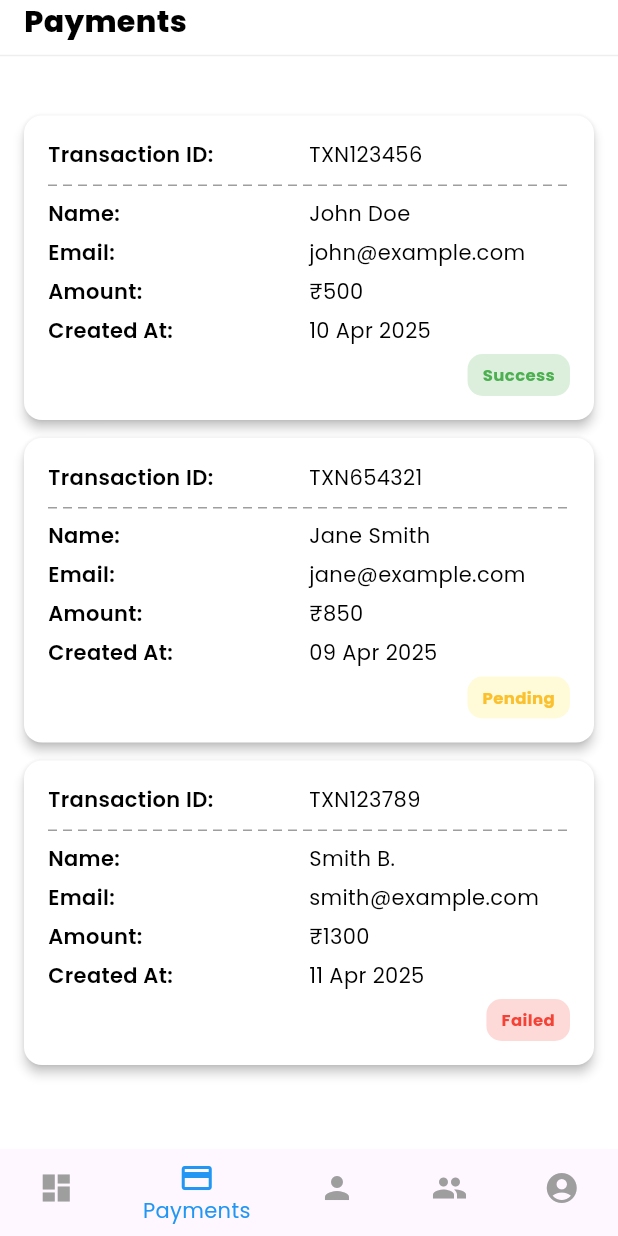
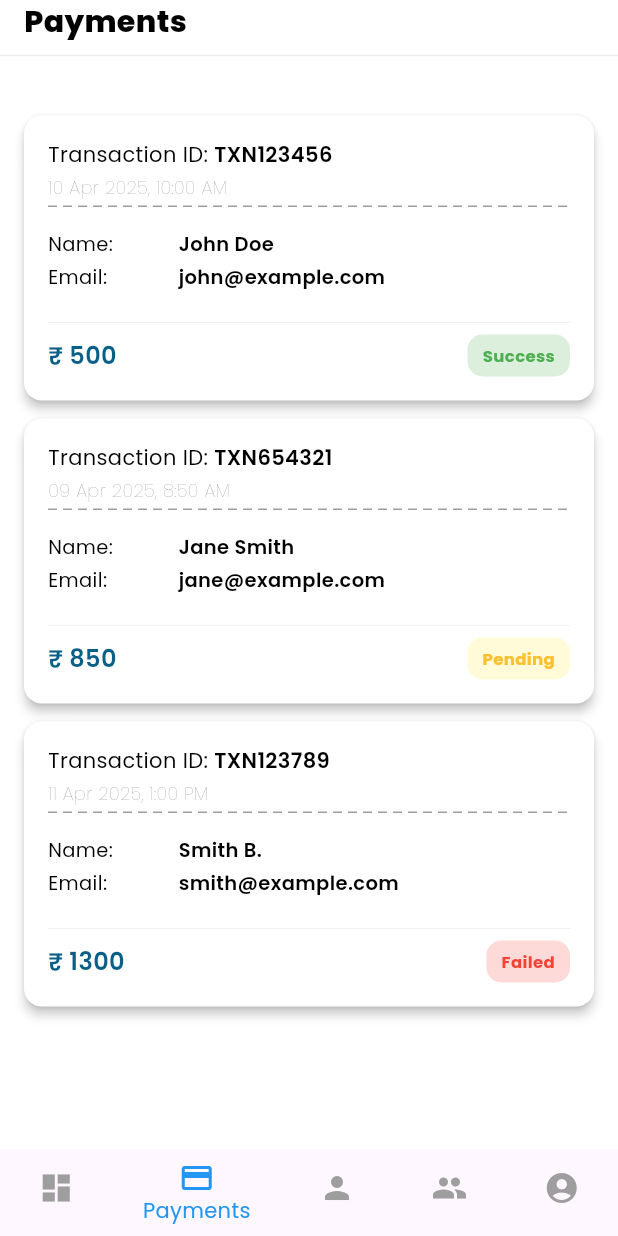
Before and after one commit to kratika0724/kratikaQT, a Flutter app: the screen it shows after launch, swiped to page 2, on a phone screen of 412 x 824 dp. Run offline on Flutter 3.47's test engine with Material 3 defaults, Android fonts, the light colour scheme and no system bars; drawn by our look-alikes of dotted_line; our stand-ins replace google_fonts, logger, shared_preferences.

Commit message:
fonts change

```diff
--- a/lib/constants/app_colors.dart
+++ b/lib/constants/app_colors.dart
@@ -12,7 +12,7 @@ class AppColors {
 
   // Text Colors
   static const Color textPrimary = Color(0xFF0C99D2);
-  static const Color textSecondary = Colors.grey;
+  static const Color textSecondary = Color(0xFF0A5F86);
 
   // Input Colors
   static const Color inputBackground = Color(0xFFF5F5F5);
--- a/lib/screens/payments_screen.dart
+++ b/lib/screens/payments_screen.dart
@@ -15,24 +15,24 @@ class PaymentsScreen extends StatelessWidget {
         'transactionId': 'TXN123456',
         'name': 'John Doe',
         'email': 'john@example.com',
-        'amount': '₹500',
-        'createdAt': '10 Apr 2025',
+        'amount': '₹ 500',
+        'createdAt': '10 Apr 2025, 10:00 AM',
       },
       {
         'status': 'Pending',
         'transactionId': 'TXN654321',
         'name': 'Jane Smith',
         'email': 'jane@example.com',
-        'amount': '₹850',
-        'createdAt': '09 Apr 2025',
+        'amount': '₹ 850',
+        'createdAt': '09 Apr 2025, 8:50 AM',
       },
       {
         'status': 'Failed',
         'transactionId': 'TXN123789',
         'name': 'Smith B.',
         'email': 'smith@example.com',
-        'amount': '₹1300',
-        'createdAt': '11 Apr 2025',
+        'amount': '₹ 1300',
+        'createdAt': '11 Apr 2025, 1:00 PM',
       },
     ];
 
@@ -74,24 +74,53 @@ class PaymentsScreen extends StatelessWidget {
                       child: Column(
                         crossAxisAlignment: CrossAxisAlignment.start,
                         children: [
-                          _buildRow('Transaction ID', payment['transactionId']!),
+                          Row(
+                            mainAxisAlignment: MainAxisAlignment.start,
+                            children: [
+                              Text(
+                                "Transaction ID: ",
+                                style: regularTextStyle(fontSize: dimen14, color: Colors.black),
+                              ),
+                              Text(
+                                payment['transactionId']!,
+                                style: semiBoldTextStyle(fontSize: dimen14, color: Colors.black),
+                              ),
+
+                            ],
+                          ),
+                          SizedBox(height: 3,),
+                          Row(
+                            mainAxisAlignment: MainAxisAlignment.start,
+                            children: [
+                              Text(
+                                "${payment['createdAt']}",
+                                style: thinTextStyle(fontSize: dimen12, color: Colors.black54),
+                              )
+                            ],
+                          ),
                           const Padding(
-                            padding: EdgeInsets.only(top: 4, bottom: 8),
+                            padding: EdgeInsets.only(top: 4, bottom: 15),
                             child: DottedLine(
                               dashLength: 6.0,
                               dashColor: Colors.grey,
                             ),
                           ),
 
+
                           // _buildRow('Status', payment['status']!),
                           _buildRow('Name', payment['name']!),
                           _buildRow('Email', payment['email']!),
-                          _buildRow('Amount', payment['amount']!),
-                          _buildRow('Created At', payment['createdAt']!),
+
+                          SizedBox(height: 10,),
+                          Divider(thickness: 0.3,color: Colors.grey.shade300,),
 
                           Row(
-                            mainAxisAlignment: MainAxisAlignment.end,
+                            mainAxisAlignment:MainAxisAlignment.spaceBetween,
                             children: [
+                              Text(
+                                  payment['amount']!,
+                                style: semiBoldTextStyle(fontSize: dimen16, color: AppColors.textSecondary),
+                              ),
                               Container(
                                 decoration: BoxDecoration(
                                   color: payment['status'] == "Pending" ? Colors.yellow.withOpacity(0.2) : payment['status'] == "Success" ? Colors.green.withOpacity(0.2) : Colors.red.withOpacity(0.2) ,
@@ -126,7 +155,7 @@ class PaymentsScreen extends StatelessWidget {
 
   Widget _buildRow(String label, String value) {
     return Padding(
-      padding: const EdgeInsets.only(bottom: 6),
+      padding: const EdgeInsets.only(bottom: 3),
       child: Row(
         children: [
           Expanded(
@@ -135,13 +164,14 @@ class PaymentsScreen extends StatelessWidget {
                   '$label:',
                   overflow: TextOverflow.ellipsis,
                   maxLines: 1,
-                  style: semiBoldTextStyle(fontSize: dimen14, color: Colors.black))),
+                  style: regularTextStyle(fontSize: dimen13, color: Colors.black))),
           Expanded(
+            flex: 3,
               child: Text(
                   value,
                   overflow: TextOverflow.ellipsis,
                   maxLines: 1,
-                  style: regularTextStyle(fontSize: dimen14, color: Colors.black))),
+                  style: semiBoldTextStyle(fontSize: dimen13, color: Colors.black))),
         ],
       ),
     );
```
